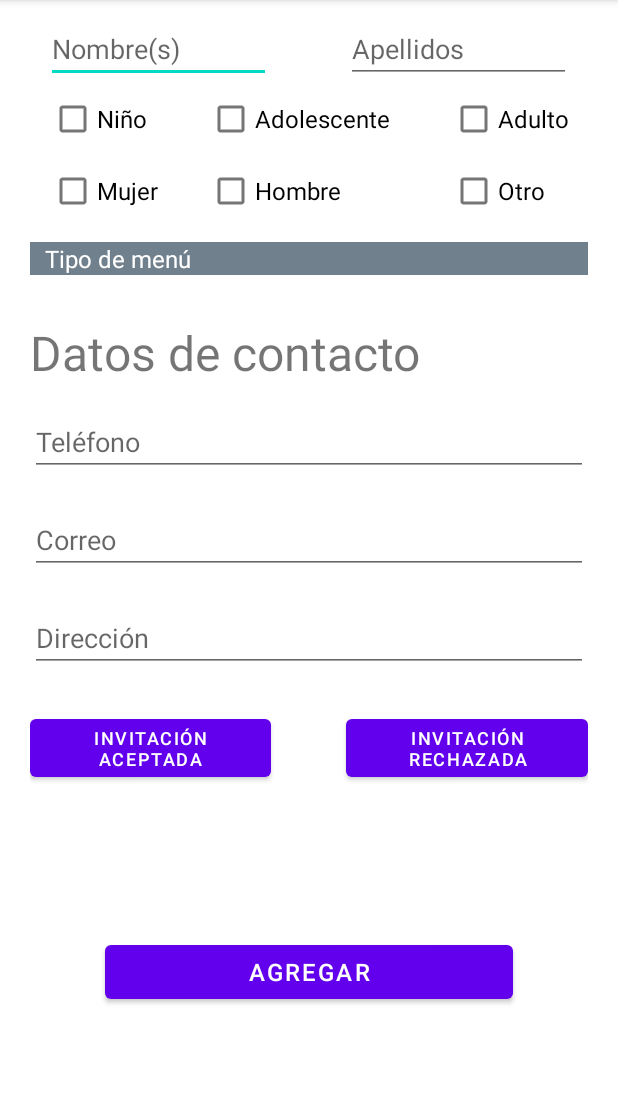
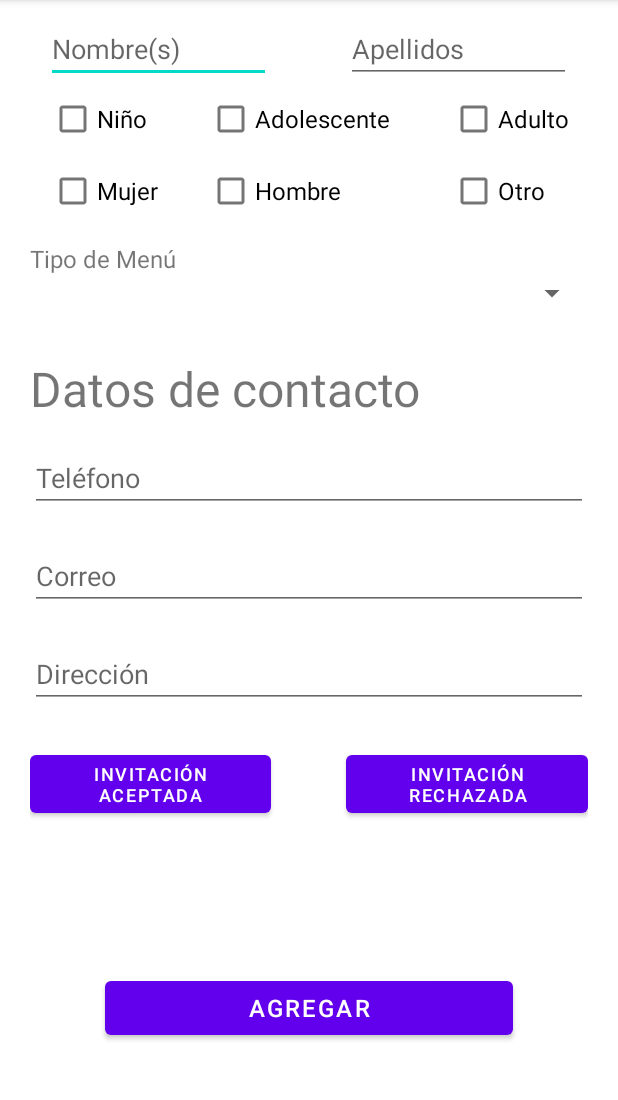
Before and after one commit to AbrahamGM1/OrganizadorEventos, an Android app: the AgregarInvitado screen opened directly, with no data from a screen before it, on a phone screen of 412 x 824 dp, the part 84-1184 px from its top. Run offline under Robolectric (Android 15) with nearby library versions, the phone set to English and light mode, and no system bars.

Commit message:
Modifications in actibity_agregar_invitado implemented spinner for Tipo de menú

```diff
--- a/app/src/main/res/layout/activity_agregar_invitado.xml
+++ b/app/src/main/res/layout/activity_agregar_invitado.xml
@@ -92,16 +92,20 @@
     </GridLayout>
 
     <TextView
+        android:layout_marginTop="10dp"
+        android:layout_width="wrap_content"
+        android:layout_height="wrap_content"
+        android:text="Tipo de Menú"
+        android:layout_marginHorizontal="10dp"
+        android:textSize="16sp"
+        />
+
+    <Spinner android:id="@+id/menu_spinner"
         android:layout_width="match_parent"
         android:layout_height="wrap_content"
         android:layout_marginHorizontal="10dp"
-        android:text = "Tipo de menú"
-        android:textSize="16sp"
-        android:background="#71808d"
-        android:layout_marginTop="10dp"
-        android:layout_gravity="center_horizontal"
-        android:textColor="@color/white"
-        android:paddingHorizontal="10sp"
+        android:spinnerMode="dropdown"
+
         />
 
     <TextView
```
